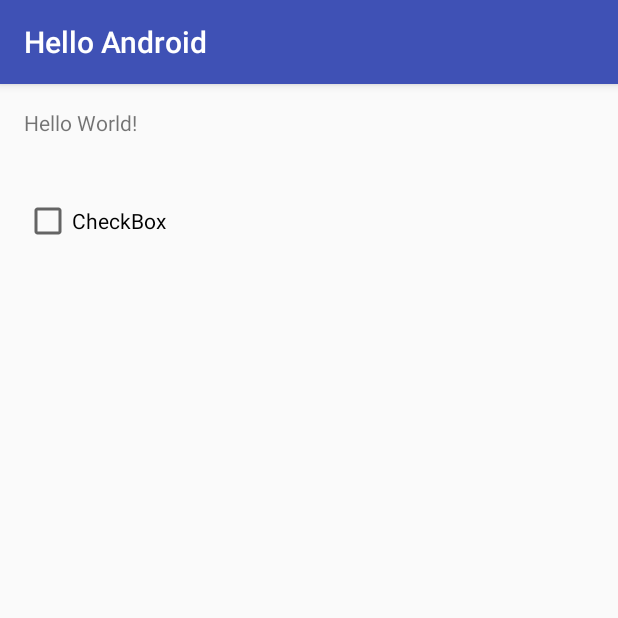
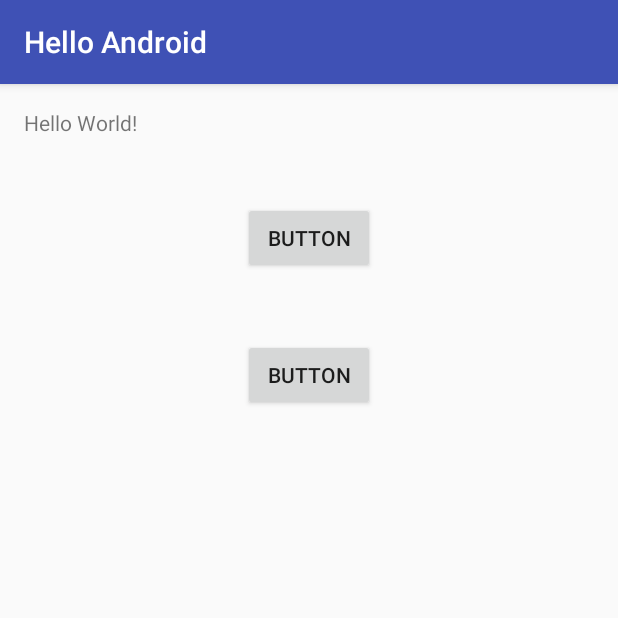
Before and after one commit to frankenpoet/HelloAndroid, an Android app: the screen it shows after launch (MyActivity), on a phone screen of 412 x 824 dp, the top half of it. Run offline under Robolectric (Android 15) with nearby library versions, the phone set to English and light mode, and no system bars.

Commit message:
added buttons

```diff
--- a/app/src/main/java/com/example/swicken2151/helloandroid/MyActivity.java
+++ b/app/src/main/java/com/example/swicken2151/helloandroid/MyActivity.java
@@ -2,6 +2,9 @@ package com.example.swicken2151.helloandroid;
 
 import android.support.v7.app.AppCompatActivity;
 import android.os.Bundle;
+import android.util.Log;
+import android.view.View;
+import android.widget.Toast;
 
 public class MyActivity extends AppCompatActivity {
 
@@ -9,5 +12,23 @@ public class MyActivity extends AppCompatActivity {
     protected void onCreate(Bundle savedInstanceState) {
         super.onCreate(savedInstanceState);
         setContentView(R.layout.activity_my);
+
+        // Let's take a look at Toast and Log in action
+        Toast.makeText(this, "Can you see me?",
+            Toast.LENGTH_SHORT).show();
+
+        Log.i("info", "Done creating the app");
+    }
+
+    public void topClick(View v){
+        Toast.makeText(this, "Top button clicked",
+                Toast.LENGTH_SHORT).show();
+        Log.i("info","The user clicked the top button");
+    }
+
+    public void bottomClick(View v){
+        Toast.makeText(this, "Bottom button clicked",
+                Toast.LENGTH_SHORT).show();
+        Log.i("info","The user clicked the bottom button");
     }
 }
--- a/app/src/main/res/layout/activity_my.xml
+++ b/app/src/main/res/layout/activity_my.xml
@@ -16,13 +16,24 @@
         android:text="Hello World!"
         android:id="@+id/textView" />
 
-    <CheckBox
-        android:text="CheckBox"
+    <Button
+        android:text="Button"
         android:layout_width="wrap_content"
         android:layout_height="wrap_content"
-        android:id="@+id/checkBox"
+        android:id="@+id/button"
         android:layout_below="@+id/textView"
-        android:layout_alignParentLeft="true"
-        android:layout_alignParentStart="true"
-        android:layout_marginTop="40dp" />
+        android:layout_centerHorizontal="true"
+        android:layout_marginTop="43dp"
+        android:onClick="topClick" />
+
+    <Button
+        android:text="Button"
+        android:layout_width="wrap_content"
+        android:layout_height="wrap_content"
+        android:id="@+id/button2"
+        android:layout_below="@+id/button"
+        android:layout_centerHorizontal="true"
+        android:layout_marginTop="43dp"
+        android:onClick="bottomClick" />
+
 </RelativeLayout>
```
